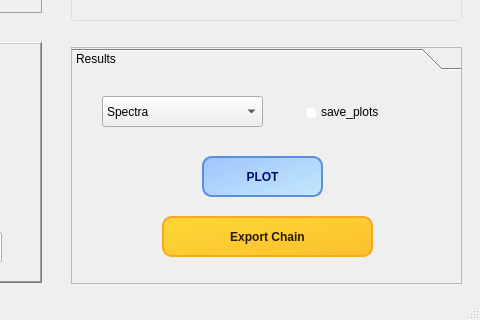
MohamadFazel/Bayes-S-FLIM, file ui/app.ui: the form before one commit; both pictures show x 369 to 849 and y 247 to 567 of the 849 by 567 pixel window.
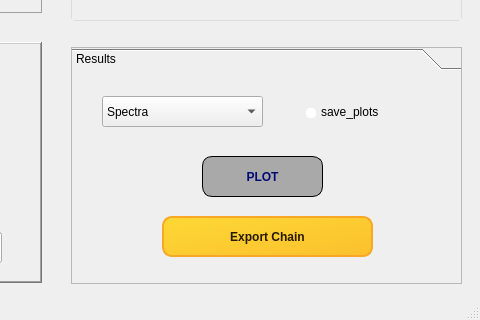
The form after the commit. Icons and pictures are not drawn.

Diff of the .ui file:
```diff
--- a/ui/app.ui
+++ b/ui/app.ui
@@ -496,7 +496,7 @@
           <x>0</x>
           <y>0</y>
           <width>387</width>
-          <height>199</height>
+          <height>203</height>
          </rect>
         </property>
         <attribute name="label">
@@ -513,11 +513,11 @@
          </property>
          <property name="styleSheet">
           <string notr="true">    QPushButton {
-        background-color: qlineargradient(spread:pad, x1:0, y1:0, x2:1, y2:1, stop:0 #a1c4fd, stop:1 #c2e9fb);
+        background-color: rgb(169,169,169);
         color: rgb(2, 10, 117);
         border-radius: 10px;
         padding: 10px 20px;
-        border: 2px solid #5a8ee0;
+        border: 1px solid ;
         font-size: 12px;
         font-weight: bold;
     }
```
Left out of the diff: 20 changed lines with no effect on the pictures.
